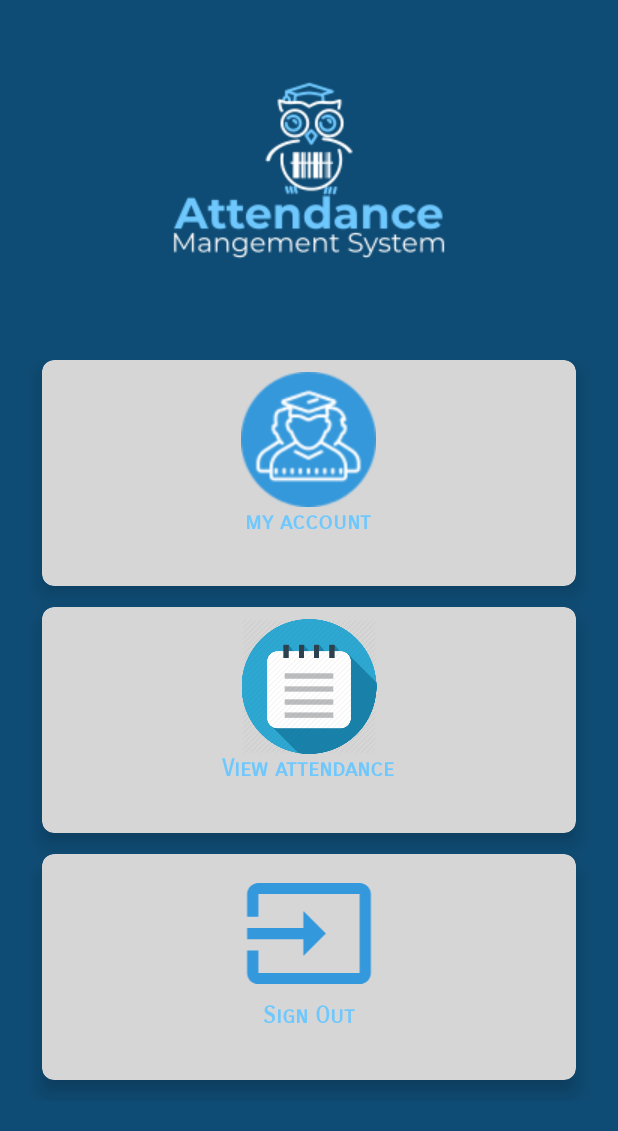
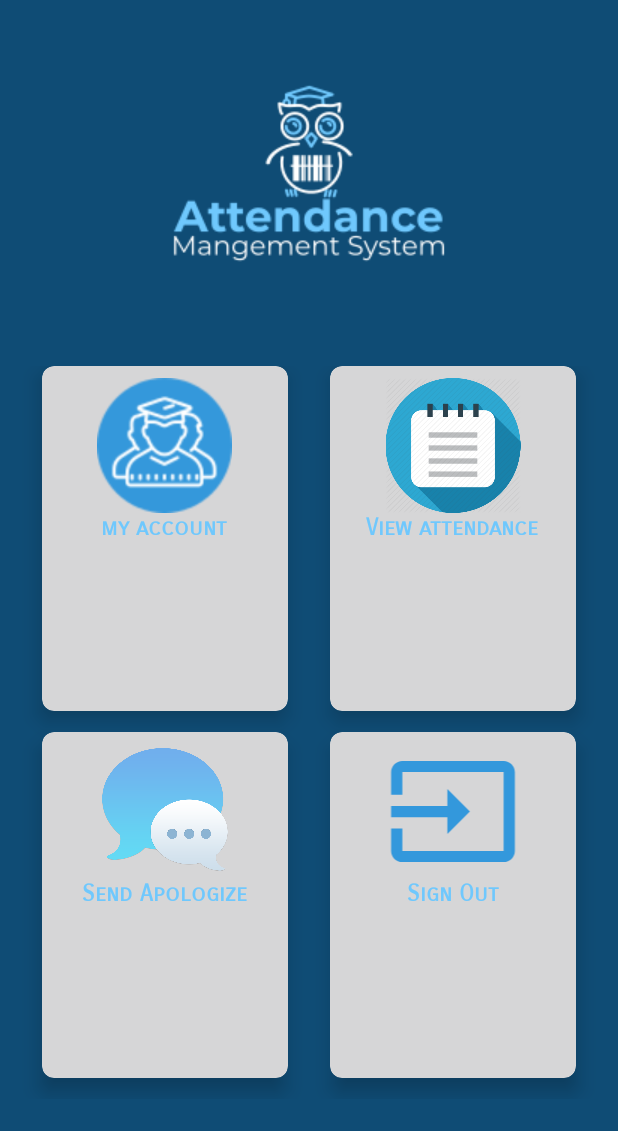
Before and after one commit to elmorshdi/attendanceSystem, an Android app: the StudentHomeActivity screen opened directly, with no data from a screen before it, on a phone screen of 412 x 824 dp. Shown: the top 1131 px of the screen. Run offline under Robolectric (Android 15) with nearby library versions, the phone set to English and light mode, and no system bars; 1 statement that could not run was skipped.

Commit message:
student message

```diff
--- a/app/src/main/AndroidManifest.xml
+++ b/app/src/main/AndroidManifest.xml
@@ -14,7 +14,8 @@
         android:supportsRtl="true"
         android:theme="@style/AppTheme"
         tools:ignore="GoogleAppIndexingWarning">
-        <activity android:name=".GetStuAttendActivity"></activity>
+        <activity android:name=".SendApologizeActivity"></activity>
+        <activity android:name=".GetStuAttendActivity" />
         <activity android:name=".GetDocAttendActivity" />
         <activity
             android:name=".ListedToUpdateActivity"
--- a/app/src/main/java/com/attendance/system/MainActivity.java
+++ b/app/src/main/java/com/attendance/system/MainActivity.java
@@ -41,10 +41,12 @@ public class MainActivity extends AppCompatActivity {
             doctorLogIn();
         }
         mDatabase = FirebaseDatabase.getInstance().getReference();
+
         user = findViewById(R.id.loginemail);
         password = findViewById(R.id.loginpassword);
         radioLecture = findViewById(R.id.Radiolecturer);
         radioStudent = findViewById(R.id.RadioStudent);
+
         progressDialog = new ProgressDialog(MainActivity.this);
 
 
--- a/app/src/main/res/layout/activity_get_stu_attend.xml
+++ b/app/src/main/res/layout/activity_get_stu_attend.xml
@@ -5,6 +5,7 @@
     android:layout_height="match_parent"
     android:orientation="vertical"
     tools:context=".GetStuAttendActivity">
+
 
     <LinearLayout
         android:id="@+id/linear2"
--- a/app/src/main/res/layout/activity_student_home_.xml
+++ b/app/src/main/res/layout/activity_student_home_.xml
@@ -25,10 +25,10 @@
         android:layout_height="wrap_content"
         android:layout_weight="6"
         android:alignmentMode="alignMargins"
-        android:columnCount="1"
+        android:columnCount="2"
         android:columnOrderPreserved="false"
         android:padding="14dp"
-        android:rowCount="3">
+        android:rowCount="2">
 
         <!--Row 1-->
         <!--Col 1-->
@@ -128,6 +128,50 @@
             android:layout_marginLeft="14dp"
             android:layout_marginRight="14dp"
             android:layout_marginBottom="14dp"
+            android:backgroundTint="@color/zxing_transparent"
+            android:onClick="message"
+            app:cardCornerRadius="8dp"
+            app:cardElevation="8dp">
+
+            <LinearLayout
+                android:layout_width="match_parent"
+                android:layout_height="match_parent"
+                android:layout_gravity="center_horizontal"
+                android:layout_margin="8dp"
+                android:orientation="vertical">
+
+                <ImageView
+                    android:id="@+id/Image6"
+                    android:layout_width="match_parent"
+                    android:layout_height="90dp"
+                    android:layout_gravity="center"
+                    android:src="@drawable/messagesico" />
+
+
+                <TextView
+                    android:id="@+id/tvid6"
+                    android:layout_width="wrap_content"
+                    android:layout_height="wrap_content"
+                    android:layout_gravity="center"
+                    android:fontFamily="sans-serif-smallcaps"
+                    android:text=" Send Apologize "
+                    android:textColor="@color/colorAccent"
+                    android:textSize="15dp"
+                    android:textStyle="bold" />
+
+
+            </LinearLayout>
+
+        </androidx.cardview.widget.CardView>
+
+        <androidx.cardview.widget.CardView
+            android:layout_width="0dp"
+            android:layout_height="0dp"
+            android:layout_rowWeight="1"
+            android:layout_columnWeight="1"
+            android:layout_marginLeft="14dp"
+            android:layout_marginRight="14dp"
+            android:layout_marginBottom="14dp"
             android:onClick="signOut"
             app:cardCornerRadius="8dp"
             android:backgroundTint="@color/zxing_transparent"
```
Also changed, not shown: app/src/main/java/com/attendance/system/AddSubjectActivity.java (+8 -8 lines), app/src/main/java/com/attendance/system/GetStuAttendActivity.java (+13 -2 lines), app/src/main/java/com/attendance/system/Message.java (added, +49 -0 lines), app/src/main/java/com/attendance/system/SendApologizeActivity.java (added, +108 -0 lines), app/src/main/java/com/attendance/system/StudentHomeActivity.java (+5 -2 lines), app/src/main/java/com/attendance/system/Subject.java (+7 -7 lines), app/src/main/res/layout/activity_send_apologize.xml (renamed from app/src/main/res/layout/activity_addsubject.xml, +23 -50 lines), app/src/main/res/drawable/messagesico.png (added), 1 other file.
